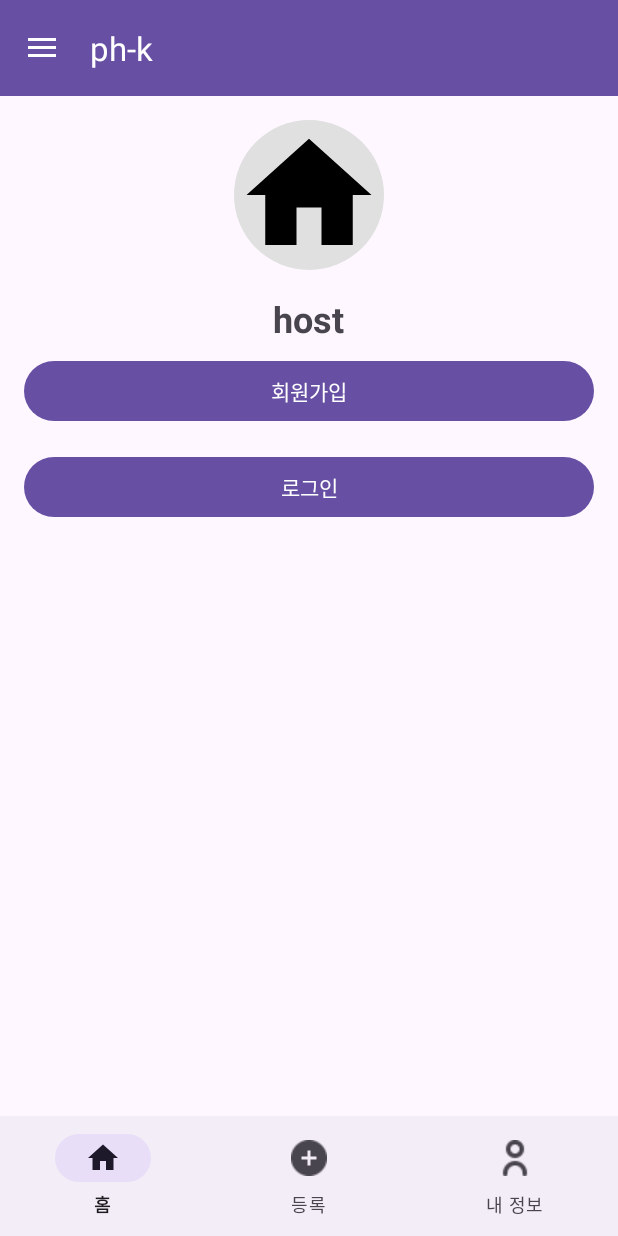
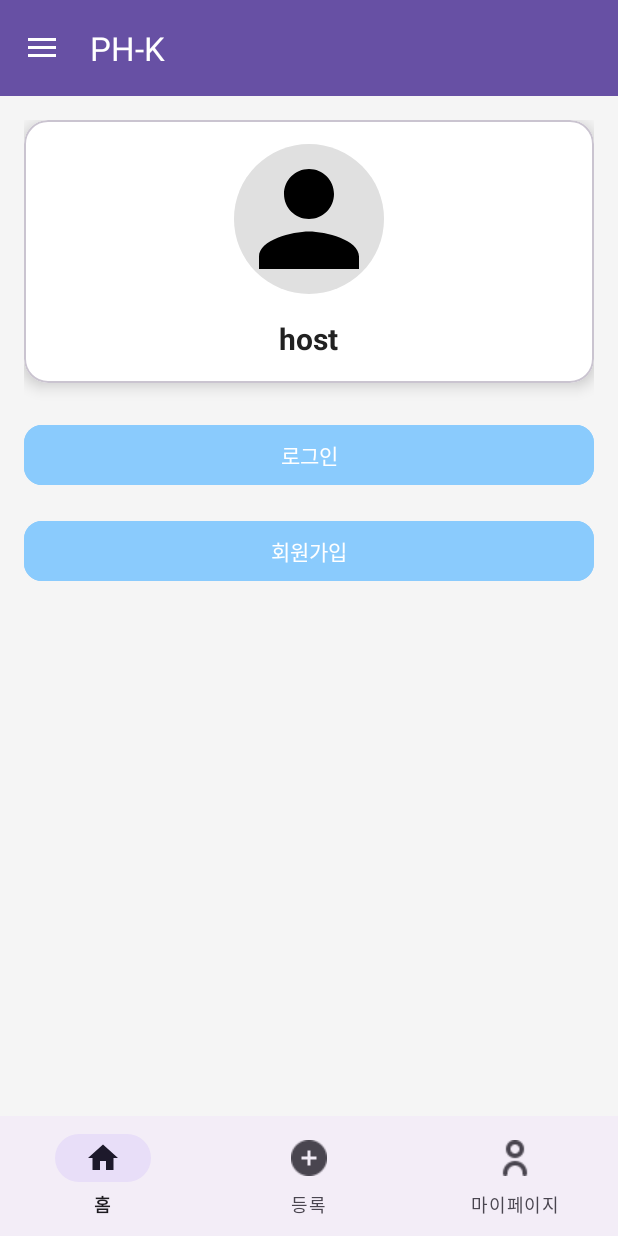
Before and after one commit to PH-K-1/ph-k, an Android app: the MyPageActivity screen opened directly, with no data from a screen before it, on a phone screen of 412 x 824 dp. Run offline under Robolectric (Android 15) with nearby library versions, the phone set to English and light mode, and no system bars.

Commit message:
마이페이지 디자인화면 (초기)

```diff
--- a/app/src/main/AndroidManifest.xml
+++ b/app/src/main/AndroidManifest.xml
@@ -8,7 +8,7 @@
         android:dataExtractionRules="@xml/data_extraction_rules"
         android:fullBackupContent="@xml/backup_rules"
         android:icon="@mipmap/ic_launcher"
-        android:label="@string/app_name"
+        android:label="PH-K"
         android:roundIcon="@mipmap/ic_launcher_round"
         android:supportsRtl="true"
         android:theme="@style/Theme.Phk"
--- /dev/null
+++ b/app/src/main/res/drawable/ic_profile.xml
@@ -0,0 +1,5 @@
+<vector xmlns:android="http://schemas.android.com/apk/res/android" android:height="24dp" android:tint="#000000" android:viewportHeight="24" android:viewportWidth="24" android:width="24dp">
+
+    <path android:fillColor="@android:color/white" android:pathData="M12,12c2.21,0 4,-1.79 4,-4s-1.79,-4 -4,-4 -4,1.79 -4,4 1.79,4 4,4zM12,14c-2.67,0 -8,1.34 -8,4v2h16v-2c0,-2.66 -5.33,-4 -8,-4z"/>
+
+</vector>
--- a/app/src/main/res/layout/activity_login.xml
+++ b/app/src/main/res/layout/activity_login.xml
@@ -55,7 +55,7 @@
         android:id="@+id/loginButton"
         android:layout_width="match_parent"
         android:layout_height="wrap_content"
-        android:backgroundTint="#1E88E5"
+        android:backgroundTint="#8ACBFD"
         android:text="Login"
         android:textColor="@android:color/white"
         android:textStyle="bold"
--- a/app/src/main/res/layout/activity_my_page.xml
+++ b/app/src/main/res/layout/activity_my_page.xml
@@ -5,21 +5,25 @@
     android:layout_width="match_parent"
     android:layout_height="match_parent">
 
-    <!-- 전체 레이아웃을 LinearLayout으로 구성하여 상단부터 차례로 배치 -->
+    <!-- 전체 레이아웃 -->
     <LinearLayout
         android:layout_width="match_parent"
         android:layout_height="match_parent"
-        android:orientation="vertical">
+        android:orientation="vertical"
+        android:background="@color/background_color">
 
-        <!-- Toolbar는 상단에 배치 -->
+        <!-- 툴바 -->
         <androidx.appcompat.widget.Toolbar
             android:id="@+id/toolbar"
             android:layout_width="match_parent"
             android:layout_height="?attr/actionBarSize"
             android:background="?attr/colorPrimary"
-            android:theme="@style/ThemeOverlay.AppCompat.Dark.ActionBar" />
+            android:theme="@style/ThemeOverlay.AppCompat.Dark.ActionBar"
+            android:popupTheme="@style/ThemeOverlay.AppCompat.Light"
+            android:title="My Profile"
+            android:titleTextColor="@android:color/white"/>
 
-        <!-- 콘텐츠 부분을 ScrollView로 감싸서 스크롤 가능하게 처리 -->
+        <!-- 콘텐츠 부분 -->
         <ScrollView
             android:layout_width="match_parent"
             android:layout_height="0dp"
@@ -32,15 +36,31 @@
                 android:orientation="vertical"
                 android:gravity="center_horizontal">
 
-                <!-- 사용자 프로필 이미지 -->
+                <!-- 프로필 카드 -->
+                <com.google.android.material.card.MaterialCardView
+                    android:layout_width="match_parent"
+                    android:layout_height="wrap_content"
+                    android:layout_marginBottom="24dp"
+                    android:backgroundTint="@color/card_background"
+                    app:cardCornerRadius="16dp"
+                    app:cardElevation="6dp">
+
+                    <LinearLayout
+                        android:layout_width="match_parent"
+                        android:layout_height="wrap_content"
+                        android:orientation="vertical"
+                        android:gravity="center_horizontal"
+                        android:padding="16dp">
+
+                        <!-- 프로필 이미지 -->
                         <ImageView
                             android:id="@+id/profile_image"
                             android:layout_width="100dp"
                             android:layout_height="100dp"
-                    android:layout_marginBottom="16dp"
-                    android:src="@drawable/ic_home"
+                            android:src="@drawable/ic_profile"
+                            android:contentDescription="Profile Image"
                             android:scaleType="centerCrop"
-                    android:background="@drawable/circle_background" /> <!-- 원형 배경 -->
+                            android:background="@drawable/circle_background" />
 
                         <!-- 사용자 이름 -->
                         <TextView
@@ -48,26 +68,39 @@
                             android:layout_width="wrap_content"
                             android:layout_height="wrap_content"
                             android:text="사용자 이름"
-                    android:textSize="24sp"
+                            android:textSize="20sp"
                             android:textStyle="bold"
-                    android:layout_marginBottom="8dp" />
+                            android:textColor="@color/primary_text"
+                            android:layout_marginTop="16dp" />
+                    </LinearLayout>
+                </com.google.android.material.card.MaterialCardView>
 
-                <Button
+                <!-- 로그인 버튼 -->
+                <com.google.android.material.button.MaterialButton
+                    android:id="@+id/btn_login"
+                    android:layout_width="match_parent"
+                    android:layout_height="wrap_content"
+                    android:text="로그인"
+                    android:layout_marginBottom="16dp"
+                    app:cornerRadius="12dp"
+                    android:backgroundTint="#8ACBFD"
+                    android:textColor="@android:color/white" />
+
+                <!-- 회원가입 버튼 -->
+                <com.google.android.material.button.MaterialButton
                     android:id="@+id/btn_signup"
                     android:layout_width="match_parent"
                     android:layout_height="wrap_content"
                     android:text="회원가입"
-                    android:layout_marginBottom="16dp" />
+                    android:backgroundTint="#8ACBFD"
+                    app:cornerRadius="12dp"
+                    android:textColor="@android:color/white" />
 
-                <Button
-                    android:id="@+id/btn_login"
-                    android:layout_width="match_parent"
-                    android:layout_height="wrap_content"
-                    android:text="로그인" />
+
             </LinearLayout>
         </ScrollView>
 
-        <!-- 하단 네비게이션 메뉴 -->
+        <!-- 하단 네비게이션 -->
         <com.google.android.material.bottomnavigation.BottomNavigationView
             android:id="@+id/bottomNavigationView"
             android:layout_width="match_parent"
@@ -75,12 +108,11 @@
             app:menu="@menu/bottom_navigation_menu" />
     </LinearLayout>
 
-    <!-- NavigationView for Drawer -->
+    <!-- 드로어 메뉴 -->
     <com.google.android.material.navigation.NavigationView
         android:id="@+id/navigationView"
         android:layout_width="wrap_content"
         android:layout_height="match_parent"
         android:layout_gravity="start"
         app:menu="@menu/drawer_menu" />
-
 </androidx.drawerlayout.widget.DrawerLayout>
--- a/app/src/main/res/layout/activity_register.xml
+++ b/app/src/main/res/layout/activity_register.xml
@@ -67,7 +67,7 @@
             android:id="@+id/register_button"
             android:layout_width="match_parent"
             android:layout_height="wrap_content"
-            android:backgroundTint="#1E88E5"
+            android:backgroundTint="#8ACBFD"
             android:text="회원가입"
             android:textColor="@android:color/white"
             android:textStyle="bold"
--- a/app/src/main/res/menu/bottom_navigation_menu.xml
+++ b/app/src/main/res/menu/bottom_navigation_menu.xml
@@ -11,5 +11,5 @@
     <item
         android:id="@+id/nav_mypage"
         android:icon="@drawable/mypage"
-        android:title="내 정보" />
+        android:title="마이페이지" />
 </menu>
--- a/app/src/main/res/values/colors.xml
+++ b/app/src/main/res/values/colors.xml
@@ -3,5 +3,13 @@
     <color name="black">#FF000000</color>
     <color name="white">#FFFFFFFF</color>
     <color name="primary_color">#6200EE</color>
+    <color name="primary_text">#212121</color>
+    <color name="secondary_text">#757575</color>
+    <color name="card_background">#FFFFFF</color>
+    <color name="button_primary">#6200EE</color>
+    <color name="button_secondary">#03DAC5</color>
     <color name="background_color">#F5F5F5</color>
+    <color name="bottom_nav_icon_color">#FFFFFF</color>
+    <color name="bottom_nav_text_color">#FFFFFF</color>
+
 </resources>
```
Lines whose indentation alone changed are shown as unchanged.
